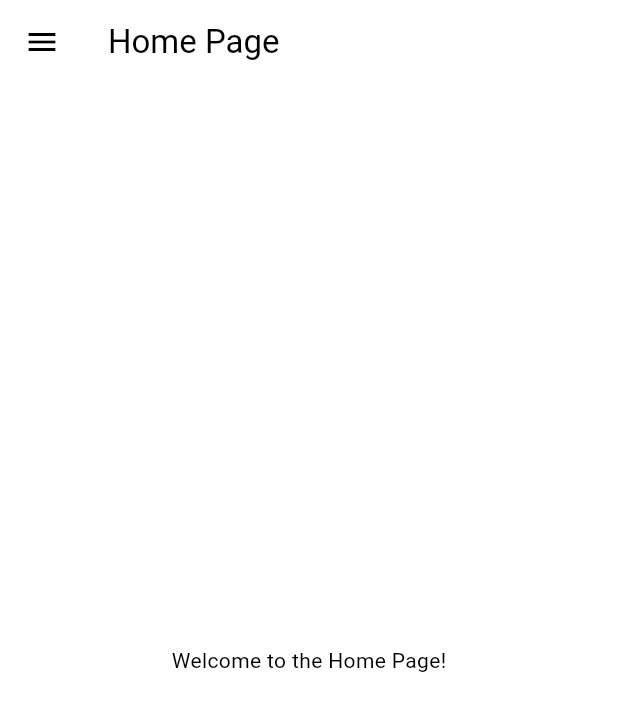
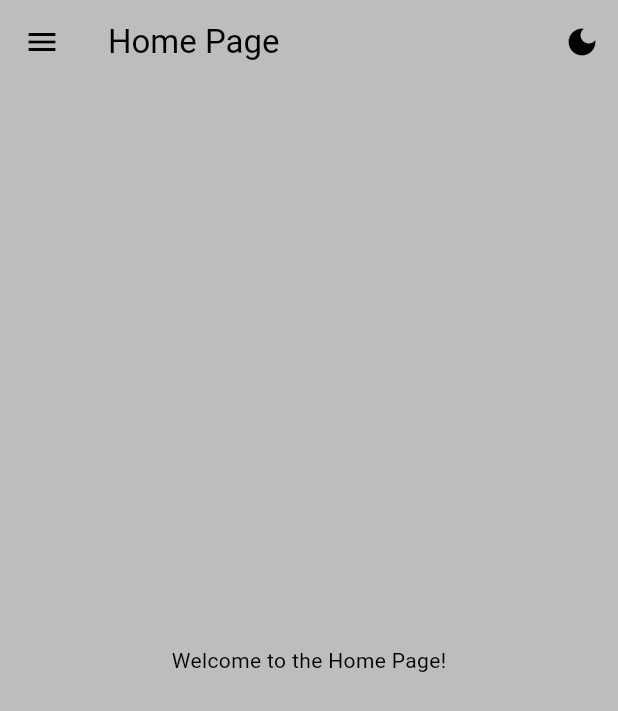
Before and after one commit to SO-1993/portfolio_flutter_app, a Flutter app: the screen it shows after launch, on a phone screen of 412 x 824 dp. Shown: the top 711 px of the screen. Run offline on Flutter 3.47's test engine with Material 3 defaults, Android fonts, the phone set to English and light mode, and no system bars.

Commit message:
Created a dark mode toggle widget that exists in the custom app bar and has been invoked on all pages

```diff
--- a/lib/main.dart
+++ b/lib/main.dart
@@ -5,10 +5,16 @@
 import 'package:portfolio_flutter_app/pages/projects_page.dart';
 import 'package:portfolio_flutter_app/pages/settings_page.dart';
 import 'package:portfolio_flutter_app/pages/skills_page.dart';
-
+import 'package:provider/provider.dart';
+import 'package:portfolio_flutter_app/theme/theme_provider.dart';
 
 void main() {
-  runApp(const MyApp());
+  runApp(
+    ChangeNotifierProvider(
+      create: (context) => ThemeProvider(),
+      child: const MyApp(),
+    ),
+  );
 }
 
 class MyApp extends StatelessWidget {
@@ -18,9 +24,7 @@
   Widget build(BuildContext context) {
     return MaterialApp(
       debugShowCheckedModeBanner: false,
-      theme: ThemeData(
-      colorScheme: ColorScheme.fromSwatch(primarySwatch: Colors.purple),
-    ),
+      theme: Provider.of<ThemeProvider>(context).themeData, // Apply the theme from ThemeProvider
       home: const HomePage(),
       routes: {
         '/home_page': (context) => const HomePage(),
@@ -29,7 +33,7 @@
         '/skills_page': (context) => SkillsPage(),
         '/contact_page': (context) => ContactPage(),
         '/settings_page': (context) => const SettingsPage(),
-      }
+      },
     );
   }
 }
--- a/lib/pages/contact_page.dart
+++ b/lib/pages/contact_page.dart
@@ -1,6 +1,7 @@
 import 'package:flutter/material.dart';
 import '../widgets/side_menu_widget.dart';
 import '../widgets/contact_info_widget.dart';
+import 'package:portfolio_flutter_app/widgets/dark_mode_toggle_widget.dart';
 
 class ContactPage extends StatelessWidget {
   ContactPage({super.key});
@@ -18,6 +19,9 @@
     return Scaffold(
       appBar: AppBar(
         title: const Text('Contact Page'),
+        actions: [
+          const DarkModeToggleWidget(),
+        ],
       ),
       drawer: const SideMenu(),
 
--- a/lib/pages/home_page.dart
+++ b/lib/pages/home_page.dart
@@ -1,5 +1,8 @@
 import 'package:flutter/material.dart';
-import '../widgets/side_menu_widget.dart';
+import 'package:portfolio_flutter_app/widgets/side_menu_widget.dart';
+import 'package:provider/provider.dart';
+import '../theme/theme_provider.dart';
+import 'package:portfolio_flutter_app/widgets/dark_mode_toggle_widget.dart';
 
 class HomePage extends StatelessWidget {
   const HomePage({super.key});
@@ -7,11 +10,15 @@
   @override
   Widget build(BuildContext context) {
     return Scaffold(
+      backgroundColor: Theme.of(context).colorScheme.surface,
       appBar: AppBar(
-        title: Text('Home Page'),
+        title: const Text('Home Page'),
+        actions: [
+          const DarkModeToggleWidget(),
+        ],
       ),
-      drawer: SideMenu(),
-      body: Center(
+      drawer: const SideMenu(),
+      body: const Center(
         child: Text('Welcome to the Home Page!'),
       ),
     );
--- a/lib/pages/profile_page.dart
+++ b/lib/pages/profile_page.dart
@@ -1,5 +1,6 @@
 import 'package:flutter/material.dart';
 import '../widgets/side_menu_widget.dart';
+import 'package:portfolio_flutter_app/widgets/dark_mode_toggle_widget.dart';
 
 class ProfilePage extends StatelessWidget {
   const ProfilePage({super.key});
@@ -9,6 +10,9 @@
     return Scaffold(
       appBar: AppBar(
         title: const Text('Profile Page'),
+        actions: [
+          const DarkModeToggleWidget(),
+        ],
       ),
       drawer: const SideMenu(),
       body: const Center(
--- a/lib/pages/projects_page.dart
+++ b/lib/pages/projects_page.dart
@@ -1,5 +1,6 @@
 import 'package:flutter/material.dart';
 import '../widgets/side_menu_widget.dart';
+import 'package:portfolio_flutter_app/widgets/dark_mode_toggle_widget.dart';
 
 class ProjectsPage extends StatelessWidget {
   const ProjectsPage({super.key});
@@ -9,6 +10,9 @@
     return Scaffold(
       appBar: AppBar(
         title: const Text('Projects Page'),
+        actions: [
+          const DarkModeToggleWidget(),
+        ],
       ),
       drawer: const SideMenu(),
       body: const Center(
--- a/lib/pages/settings_page.dart
+++ b/lib/pages/settings_page.dart
@@ -1,5 +1,6 @@
 import 'package:flutter/material.dart';
 import 'package:portfolio_flutter_app/widgets/side_menu_widget.dart';
+import 'package:portfolio_flutter_app/widgets/dark_mode_toggle_widget.dart';
 
 class SettingsPage extends StatelessWidget {
   const SettingsPage({super.key});
@@ -9,6 +10,9 @@
     return Scaffold(
       appBar: AppBar(
         title: const Text('Settings Page'),
+        actions: [
+          const DarkModeToggleWidget(),
+        ],
       ),
       drawer: const SideMenu(),
       body: const Center(
--- a/lib/pages/skills_page.dart
+++ b/lib/pages/skills_page.dart
@@ -1,6 +1,7 @@
 import 'package:flutter/material.dart';
 import '../widgets/side_menu_widget.dart';
 import '../widgets/tech_skills_widget.dart';
+import 'package:portfolio_flutter_app/widgets/dark_mode_toggle_widget.dart';
 
 class SkillsPage extends StatelessWidget {
   SkillsPage({super.key});
@@ -17,6 +18,9 @@
     return Scaffold(
       appBar: AppBar(
         title: const Text('Skills Page'),
+        actions: [
+          const DarkModeToggleWidget(),
+        ],
       ),
       drawer: const SideMenu(),
 
--- /dev/null
+++ b/lib/theme/theme.dart
@@ -0,0 +1,19 @@
+import 'package:flutter/material.dart';
+
+ThemeData lightMode = ThemeData(
+  brightness: Brightness.light,
+  colorScheme: ColorScheme.light(
+    surface: Colors.grey.shade400,
+    primary:Colors.grey.shade900,
+    secondary:Colors.grey.shade200,
+  ),
+);
+
+ThemeData darkMode = ThemeData(
+  brightness: Brightness.dark,
+  colorScheme: ColorScheme.dark(
+    surface: Colors.grey.shade900,
+    primary:Colors.grey.shade900,
+    secondary:Colors.grey.shade700,
+  ),
+);
--- /dev/null
+++ b/lib/theme/theme_provider.dart
@@ -0,0 +1,21 @@
+import 'package:flutter/material.dart';
+import 'theme.dart';
+
+class ThemeProvider with ChangeNotifier {
+  ThemeData _themeData = lightMode;
+
+  ThemeData get themeData => _themeData;
+
+  set themeData(ThemeData themeData) {
+    _themeData = themeData;
+    notifyListeners();
+  }
+
+  void toggleTheme() {
+    if (_themeData == lightMode) {
+      themeData = darkMode;
+    } else {
+      themeData = lightMode;
+    }
+  }
+}
--- /dev/null
+++ b/lib/widgets/dark_mode_toggle_widget.dart
@@ -0,0 +1,21 @@
+import 'package:flutter/material.dart';
+import 'package:provider/provider.dart';
+import '../theme/theme_provider.dart';
+
+class DarkModeToggleWidget extends StatelessWidget {
+  const DarkModeToggleWidget({super.key});
+
+  @override
+  Widget build(BuildContext context) {
+    return IconButton(
+            icon: Icon(
+              Theme.of(context).brightness == Brightness.dark
+                  ? Icons.light_mode
+                  : Icons.dark_mode,
+            ),
+            onPressed: () {
+              Provider.of<ThemeProvider>(context, listen: false).toggleTheme();
+            },
+          );
+  }
+}
--- a/pubspec.yaml
+++ b/pubspec.yaml
@@ -14,6 +14,7 @@
     sdk: flutter
 
   cupertino_icons: ^1.0.8
+  provider: ^6.1.4
 
 dev_dependencies:
   flutter_test:
```
Also changed, not shown: pubspec.lock.
